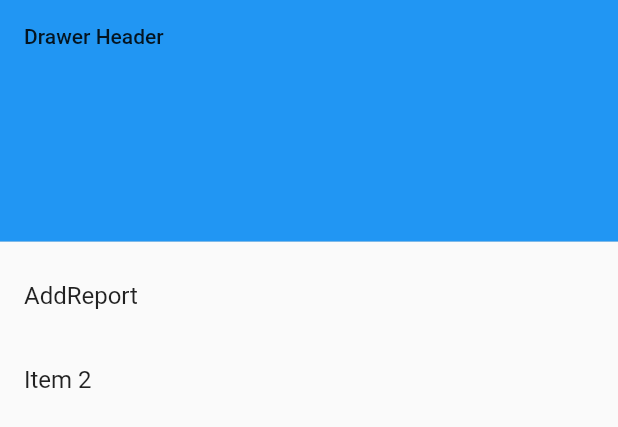
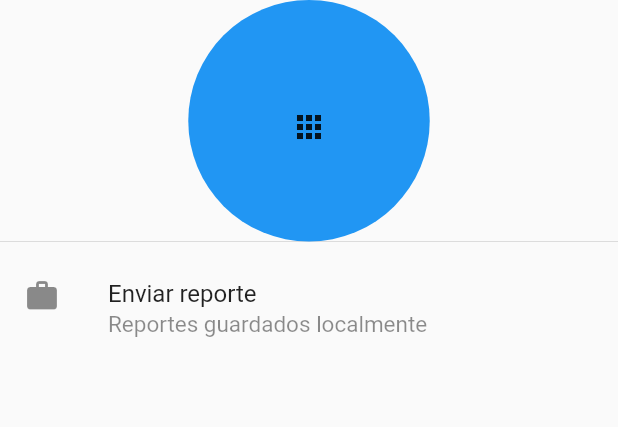
Before and after one commit to spartan73rmy/FitoReportApp, a Flutter app: what drawerContent() shows on an empty page, opened directly, on a phone screen of 412 x 824 dp. Shown: the top 427 px of the screen. Run offline on Flutter 3.47's test engine with Material 2 defaults, Android fonts, the phone set to English and light mode, and no system bars.

```diff
--- a/lib/Home/drawerContent.dart
+++ b/lib/Home/drawerContent.dart
@@ -1,6 +1,7 @@
 // Add a ListView to the drawer. This ensures the user can scroll
 // through the options in the drawer if there isn't enough vertical
 // space to fit everything.
+import 'package:LikeApp/CommonWidgets/progressBar.dart';
 import 'package:flutter/material.dart';
 
 ListView drawerContent(BuildContext context) {
@@ -9,13 +10,21 @@ ListView drawerContent(BuildContext context) {
     padding: EdgeInsets.zero,
     children: <Widget>[
       DrawerHeader(
-        child: Text('Drawer Header'),
+        child: Icon(Icons.apps),
         decoration: BoxDecoration(
+          shape: BoxShape.circle,
           color: Colors.blue,
         ),
       ),
       ListTile(
-        title: Text('AddReport'),
+        leading: Icon(Icons.work),
+        title: Text('Enviar reporte'),
+        subtitle: Text.rich(
+          TextSpan(
+              text: "Reportes guardados localmente",
+              style:
+                  TextStyle(color: Color(Colors.black45.value), fontSize: 15)),
+        ),
         onTap: () {
           // Navigator.push(
           //   context,
@@ -24,14 +33,6 @@ ListView drawerContent(BuildContext context) {
           Navigator.pop(context);
         },
       ),
-      ListTile(
-        title: Text('Item 2'),
-        onTap: () {
-          // Update the state of the app.
-          // ...
-          Navigator.pop(context);
-        },
-      ),
     ],
   );
 }
--- a/lib/Home/homePage.dart
+++ b/lib/Home/homePage.dart
@@ -10,9 +10,9 @@ class HomePage extends StatelessWidget {
   @override
   Widget build(BuildContext context) {
     return Scaffold(
-      drawer: new Drawer(
-        child: drawerContent(context),
-      ),
+      // drawer: new Drawer(
+      //   child: drawerContent(context),
+      // ),
       appBar: AppBar(
         title: Text(this.title),
         actions: <Widget>[
--- a/pubspec.yaml
+++ b/pubspec.yaml
@@ -1,6 +1,6 @@
 name: LikeApp
 description: A new Flutter project.
-publish_to: 'none' # Remove this line if you wish to publish to pub.dev
+publish_to: "none" # Remove this line if you wish to publish to pub.dev
 version: 1.0.0+1
 
 environment:
@@ -9,6 +9,8 @@ environment:
 dependencies:
   flutter:
     sdk: flutter
+  pdf: ^1.9.0
+  flutter_full_pdf_viewer: ^1.0.6
 
   image_picker: ^0.6.0+3
   cloud_firestore: ^0.12.5
```
Also changed, not shown: lib/Home/dataSearch.dart (+10 -7 lines), pubspec.lock.
